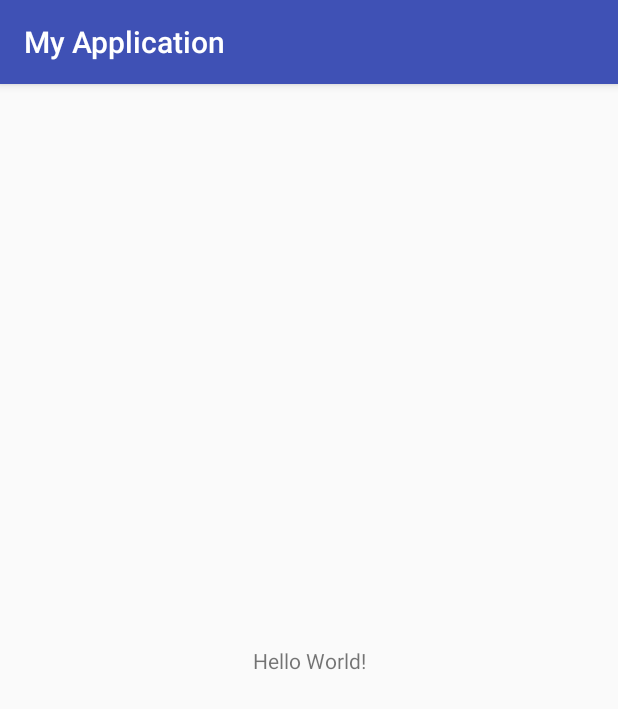
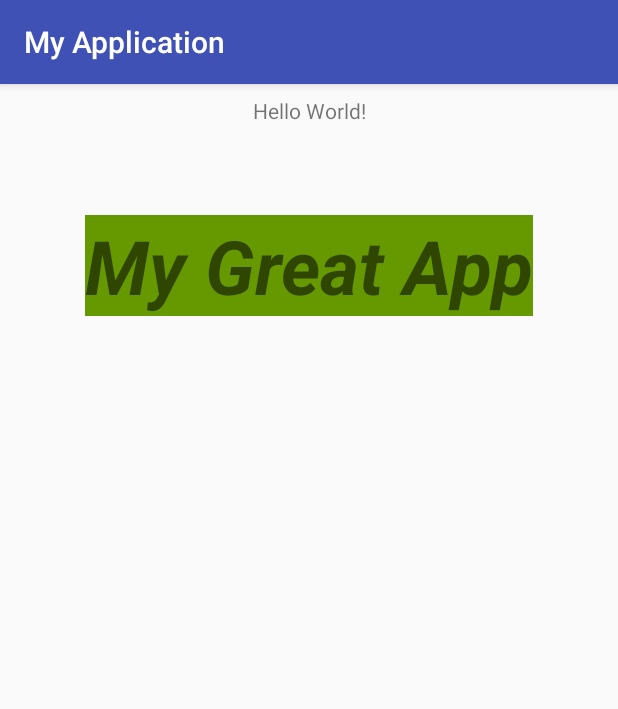
Before and after one commit to siddharthpant92/Android_course, an Android app: the screen it shows after launch (MainActivity), on a phone screen of 412 x 824 dp. Shown: the top 709 px of the screen. Run offline under Robolectric (Android 15) with nearby library versions, the phone set to English and light mode, and no system bars.

Commit message:
Playing with text views

```diff
--- a/Section_2/app/src/main/res/layout/activity_main.xml
+++ b/Section_2/app/src/main/res/layout/activity_main.xml
@@ -7,12 +7,34 @@
     tools:context=".MainActivity">
 
     <TextView
+        android:id="@+id/helloWorldText"
         android:layout_width="wrap_content"
         android:layout_height="wrap_content"
+        android:layout_marginEnd="8dp"
+        android:layout_marginLeft="8dp"
+        android:layout_marginRight="8dp"
+        android:layout_marginStart="8dp"
+        android:layout_marginTop="8dp"
         android:text="Hello World!"
-        app:layout_constraintBottom_toBottomOf="parent"
-        app:layout_constraintLeft_toLeftOf="parent"
-        app:layout_constraintRight_toRightOf="parent"
+        app:layout_constraintEnd_toEndOf="parent"
+        app:layout_constraintStart_toStartOf="parent"
         app:layout_constraintTop_toTopOf="parent" />
 
+    <TextView
+        android:id="@+id/myText"
+        android:layout_width="wrap_content"
+        android:layout_height="wrap_content"
+        android:layout_marginEnd="8dp"
+        android:layout_marginLeft="8dp"
+        android:layout_marginRight="8dp"
+        android:layout_marginStart="8dp"
+        android:layout_marginTop="60dp"
+        android:background="@android:color/holo_green_dark"
+        android:text="My Great App"
+        android:textSize="50sp"
+        android:textStyle="bold|italic"
+        app:layout_constraintEnd_toEndOf="parent"
+        app:layout_constraintStart_toStartOf="parent"
+        app:layout_constraintTop_toBottomOf="@+id/helloWorldText" />
+
 </android.support.constraint.ConstraintLayout>
```
